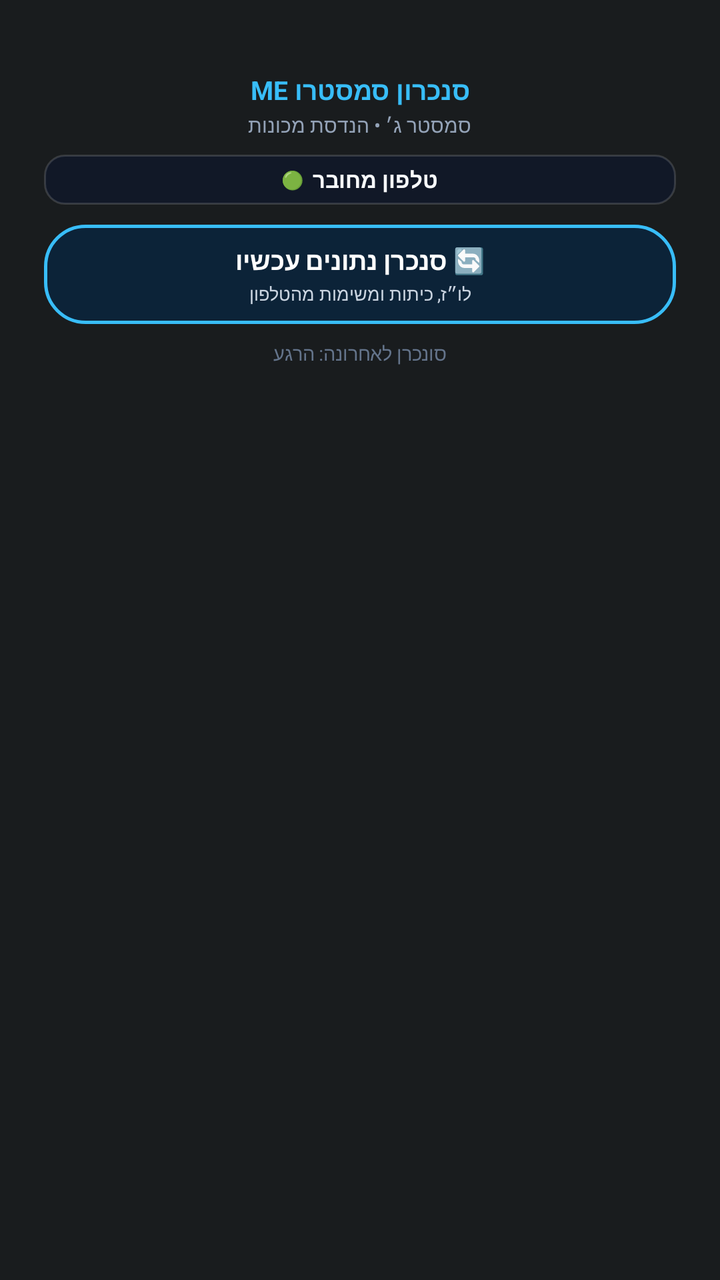
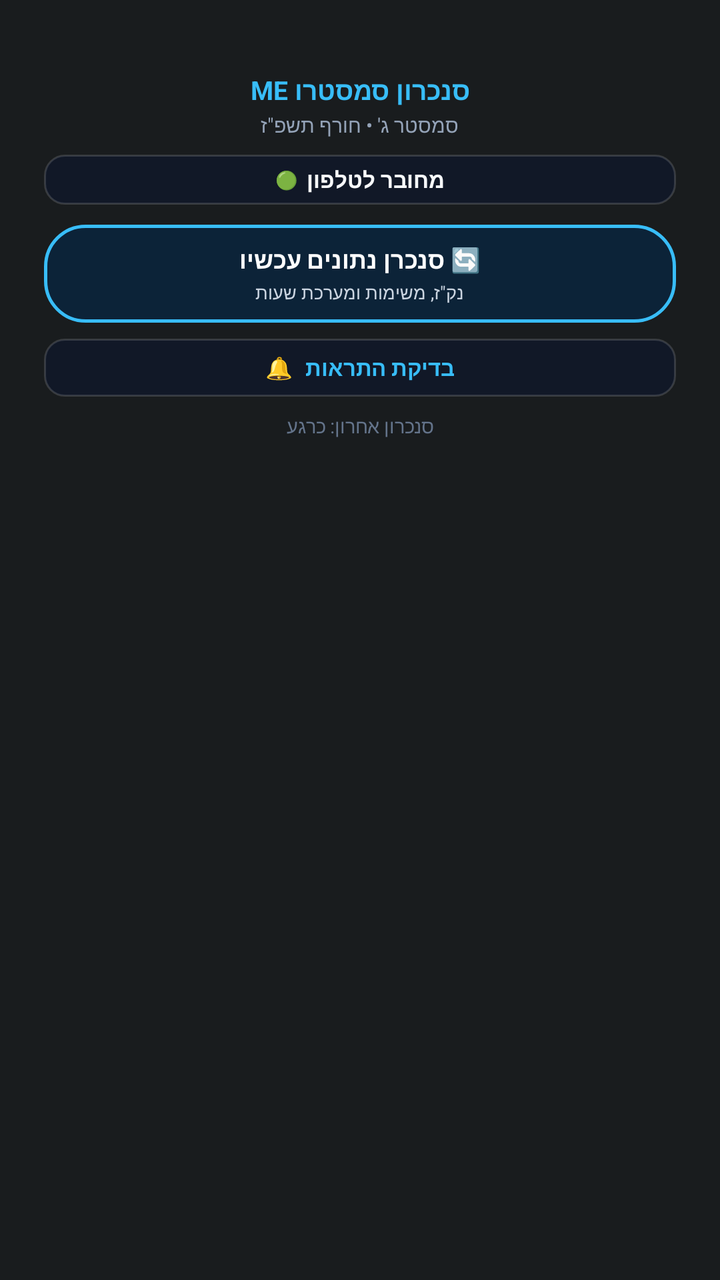

Before-and-after screenshots of an Android layout around one commit, followed by the original layout XML and the change that was made.
<!-- AndroidManifest.xml: application theme android:Theme.DeviceDefault -->
<!-- res/layout/page_sync.xml -->
<?xml version="1.0" encoding="utf-8"?>
<ScrollView xmlns:android="http://schemas.android.com/apk/res/android"
    android:id="@+id/scroll_sync"
    android:layout_width="match_parent"
    android:layout_height="match_parent"
    android:fillViewport="true"
    android:scrollbars="none">

    <LinearLayout
        android:layout_width="match_parent"
        android:layout_height="wrap_content"
        android:gravity="center_horizontal"
        android:orientation="vertical"
        android:paddingStart="22dp"
        android:paddingTop="36dp"
        android:paddingEnd="22dp"
        android:paddingBottom="36dp">

        
        <TextView
            android:id="@+id/tv_sync_title"
            android:layout_width="wrap_content"
            android:layout_height="wrap_content"
            android:text="סנכרון סמסטרו ME"
            android:textColor="@color/cyan_accent"
            android:textSize="13sp"
            android:textStyle="bold" />

        
        <TextView
            android:id="@+id/tv_sync_semester"
            android:layout_width="wrap_content"
            android:layout_height="wrap_content"
            android:layout_marginTop="2dp"
            android:text="סמסטר ג׳ • הנדסת מכונות"
            android:textColor="#94a3b8"
            android:textSize="10sp" />

        
        <LinearLayout
            android:id="@+id/layout_sync_status_card"
            android:layout_width="match_parent"
            android:layout_height="wrap_content"
            android:layout_marginTop="8dp"
            android:background="@drawable/card_timeline_item"
            android:gravity="center"
            android:orientation="horizontal"
            android:paddingHorizontal="10dp"
            android:paddingVertical="5dp">

            <TextView
                android:id="@+id/tv_phone_status_dot"
                android:layout_width="wrap_content"
                android:layout_height="wrap_content"
                android:text="🟢"
                android:textSize="9sp" />

            <TextView
                android:id="@+id/tv_phone_status_text"
                android:layout_width="wrap_content"
                android:layout_height="wrap_content"
                android:layout_marginStart="4dp"
                android:text="טלפון מחובר"
                android:textColor="#f8fafc"
                android:textSize="11sp"
                android:textStyle="bold" />
        </LinearLayout>

        
        <LinearLayout
            android:id="@+id/btn_trigger_sync"
            android:layout_width="match_parent"
            android:layout_height="wrap_content"
            android:layout_marginTop="10dp"
            android:background="@drawable/btn_refresh_pill"
            android:clickable="true"
            android:focusable="true"
            android:gravity="center"
            android:orientation="vertical"
            android:paddingTop="9dp"
            android:paddingBottom="9dp">

            <TextView
                android:id="@+id/tv_sync_btn_label"
                android:layout_width="wrap_content"
                android:layout_height="wrap_content"
                android:text="🔄 סנכרן נתונים עכשיו"
                android:textColor="#ffffff"
                android:textSize="12.5sp"
                android:textStyle="bold" />

            <TextView
                android:id="@+id/tv_sync_btn_desc"
                android:layout_width="wrap_content"
                android:layout_height="wrap_content"
                android:layout_marginTop="2dp"
                android:text="לו״ז, כיתות ומשימות מהטלפון"
                android:textColor="#cbd5e1"
                android:textSize="9sp" />
        </LinearLayout>

        
        <TextView
            android:id="@+id/tv_last_synced_time"
            android:layout_width="wrap_content"
            android:layout_height="wrap_content"
            android:layout_marginTop="8dp"
            android:text="סונכרן לאחרונה: הרגע"
            android:textColor="#64748b"
            android:textSize="9.5sp" />

    </LinearLayout>
</ScrollView>
<!-- resources referenced by this layout -->
<resources>
  <color name="cyan_accent">#38bdf8</color>
  <!-- drawable btn_refresh_pill (drawable) -->
  <?xml version="1.0" encoding="utf-8"?>
  <ripple xmlns:android="http://schemas.android.com/apk/res/android"
      android:color="#38bdf8">
      <item>
          <shape android:shape="rectangle">
              <solid android:color="#0c2338" />
              <corners android:radius="20dp" />
              <stroke
                  android:width="1.5dp"
                  android:color="#38bdf8" />
          </shape>
      </item>
  </ripple>
  <!-- drawable card_timeline_item (drawable) -->
  <?xml version="1.0" encoding="utf-8"?>
  <shape xmlns:android="http://schemas.android.com/apk/res/android"
      android:shape="rectangle">
      <corners android:radius="10dp" />
      <solid android:color="#cc0f172a" />
      <stroke android:width="1dp" android:color="#25ffffff" />
  </shape>
</resources>

<!-- the commit's change to res/layout/page_sync.xml (unified diff, before → after) -->
@@ -32,7 +32,7 @@
             android:layout_width="wrap_content"
             android:layout_height="wrap_content"
             android:layout_marginTop="2dp"
-            android:text="סמסטר ג׳ • הנדסת מכונות"
+            android:text="סמסטר ג' • חורף תשפ&quot;ז"
             android:textColor="#94a3b8"
             android:textSize="10sp" />
 
@@ -60,7 +60,7 @@
                 android:layout_width="wrap_content"
                 android:layout_height="wrap_content"
                 android:layout_marginStart="4dp"
-                android:text="טלפון מחובר"
+                android:text="מחובר לטלפון"
                 android:textColor="#f8fafc"
                 android:textSize="11sp"
                 android:textStyle="bold" />
@@ -86,7 +86,7 @@
                 android:layout_height="wrap_content"
                 android:text="🔄 סנכרן נתונים עכשיו"
                 android:textColor="#ffffff"
-                android:textSize="12.5sp"
+                android:textSize="12sp"
                 android:textStyle="bold" />
 
             <TextView
@@ -94,9 +94,40 @@
                 android:layout_width="wrap_content"
                 android:layout_height="wrap_content"
                 android:layout_marginTop="2dp"
-                android:text="לו״ז, כיתות ומשימות מהטלפון"
+                android:text="נק&quot;ז, משימות ומערכת שעות"
                 android:textColor="#cbd5e1"
                 android:textSize="9sp" />
+        </LinearLayout>
+
+        
+        <LinearLayout
+            android:id="@+id/btn_test_notification"
+            android:layout_width="match_parent"
+            android:layout_height="wrap_content"
+            android:layout_marginTop="8dp"
+            android:background="@drawable/card_timeline_item"
+            android:clickable="true"
+            android:focusable="true"
+            android:gravity="center"
+            android:orientation="horizontal"
+            android:paddingVertical="7dp"
+            android:paddingHorizontal="10dp">
+
+            <TextView
+                android:layout_width="wrap_content"
+                android:layout_height="wrap_content"
+                android:text="🔔"
+                android:textSize="11sp" />
+
+            <TextView
+                android:id="@+id/tv_test_notif_label"
+                android:layout_width="wrap_content"
+                android:layout_height="wrap_content"
+                android:layout_marginStart="6dp"
+                android:text="בדיקת התראות"
+                android:textColor="#38bdf8"
+                android:textSize="11sp"
+                android:textStyle="bold" />
         </LinearLayout>
 
         
@@ -105,7 +136,7 @@
             android:layout_width="wrap_content"
             android:layout_height="wrap_content"
             android:layout_marginTop="8dp"
-            android:text="סונכרן לאחרונה: הרגע"
+            android:text="סנכרון אחרון: כרגע"
             android:textColor="#64748b"
             android:textSize="9.5sp" />
 
